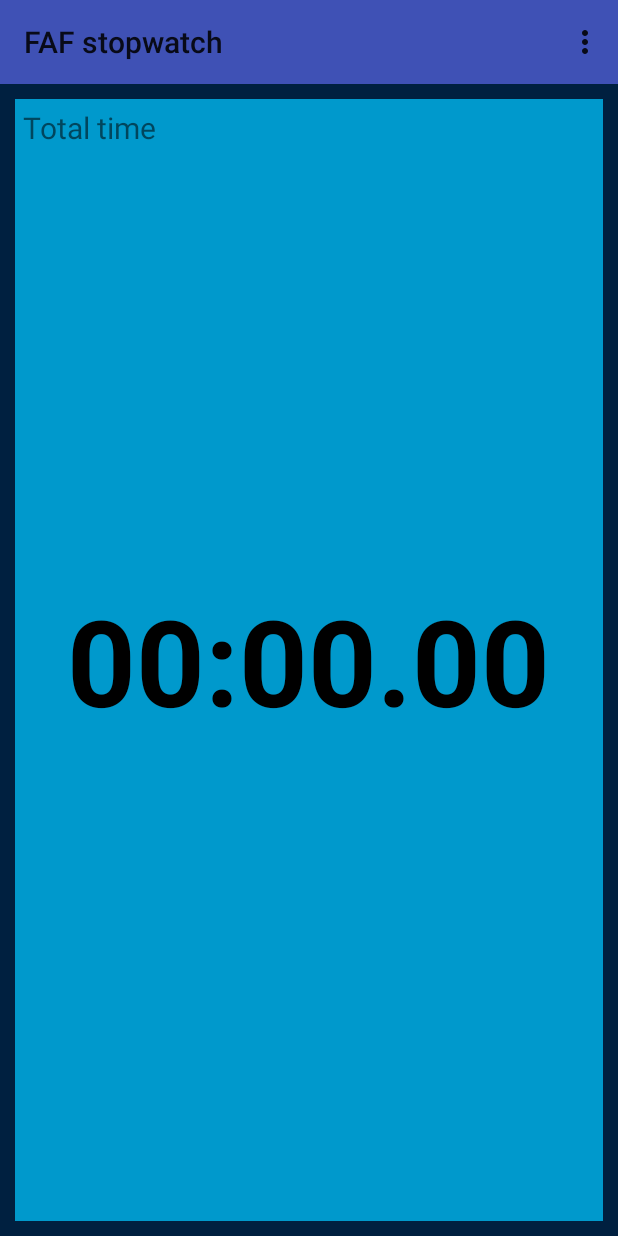
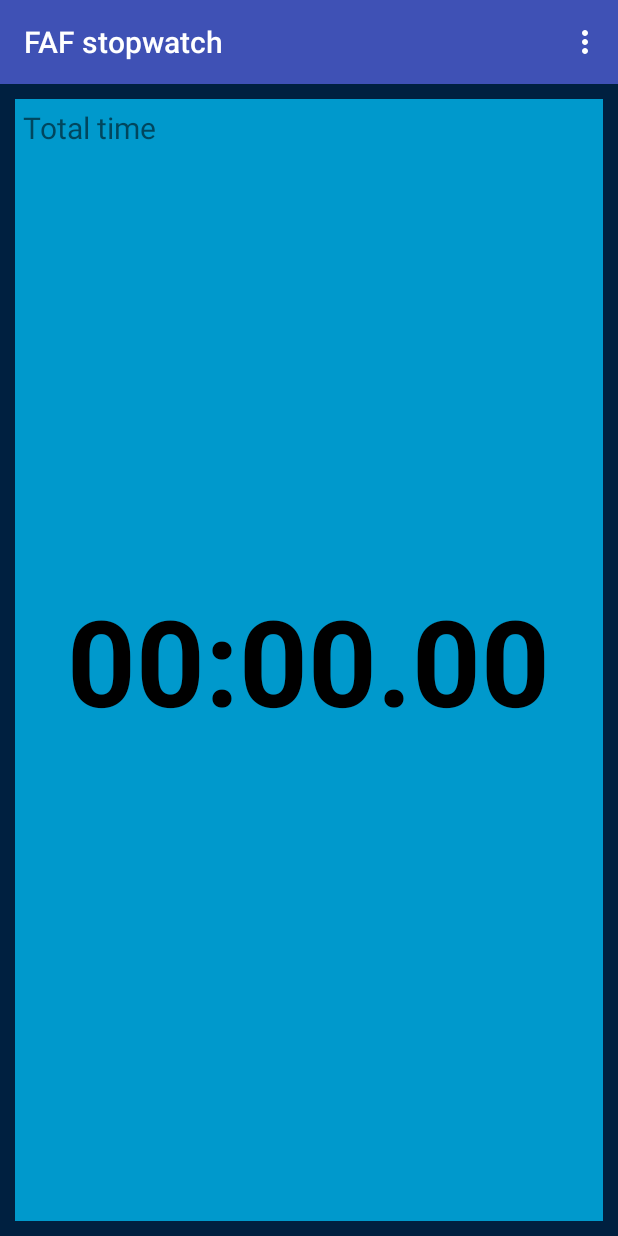
Before and after one commit to nygoth/FAFstopwatch, an Android app: the screen it shows after launch (StopwatchActivity), on a phone screen of 412 x 824 dp. Run offline under Robolectric (Android 15) with nearby library versions, the phone set to English and light mode, and no system bars.

Commit message:
Fix: Исправил генерацию имени релизного АПК и цвет текста заголовка приложения. И разрешение секундомера. Было 100 мс, стало 10мс

```diff
--- a/app/src/main/java/ru/stage_sword/fafstopwatch/PrecisionChronometer.java
+++ b/app/src/main/java/ru/stage_sword/fafstopwatch/PrecisionChronometer.java
@@ -220,7 +220,7 @@ public class PrecisionChronometer extends AppCompatTextView {
                     case TICK_MESSAGE:
                         holder.updateText(SystemClock.elapsedRealtime());
                         holder.dispatchTick();
-                        sendMessageDelayed(Message.obtain(this, TICK_MESSAGE), 97);
+                        sendMessageDelayed(Message.obtain(this, TICK_MESSAGE), 10);
                         break;
                     case DELAYED_HOLD_MESSAGE:
                         holder.hold();
--- a/app/src/main/res/layout/activity_stopwatch.xml
+++ b/app/src/main/res/layout/activity_stopwatch.xml
@@ -2,7 +2,7 @@
              xmlns:tools="http://schemas.android.com/tools"
              android:layout_width="match_parent"
              android:layout_height="match_parent"
-              android:orientation="vertical"
+             android:orientation="vertical"
              xmlns:app="http://schemas.android.com/apk/res-auto"
              tools:context="ru.stage_sword.fafstopwatch.StopwatchActivity">
 
@@ -11,8 +11,8 @@
         android:layout_width="match_parent"
         android:layout_height="?attr/actionBarSize"
         android:background="?attr/colorPrimary"
-        android:theme="@style/ThemeOverlay.AppCompat.ActionBar"
-        app:popupTheme="@style/ThemeOverlay.AppCompat.Dark"/>
+        android:theme="@style/ThemeOverlay.AppCompat.Dark.ActionBar"
+        app:popupTheme="@style/ThemeOverlay.AppCompat.Light"/>
 
     <FrameLayout
         android:layout_width="match_parent"
--- a/app/src/main/res/values/styles.xml
+++ b/app/src/main/res/values/styles.xml
@@ -37,4 +37,5 @@
         <item name="android:layout_width">match_parent</item>
         <item name="android:layout_height">wrap_content</item>
     </style>
+
 </resources>
```
Also changed, not shown: app/build.gradle (+12 -2 lines).
